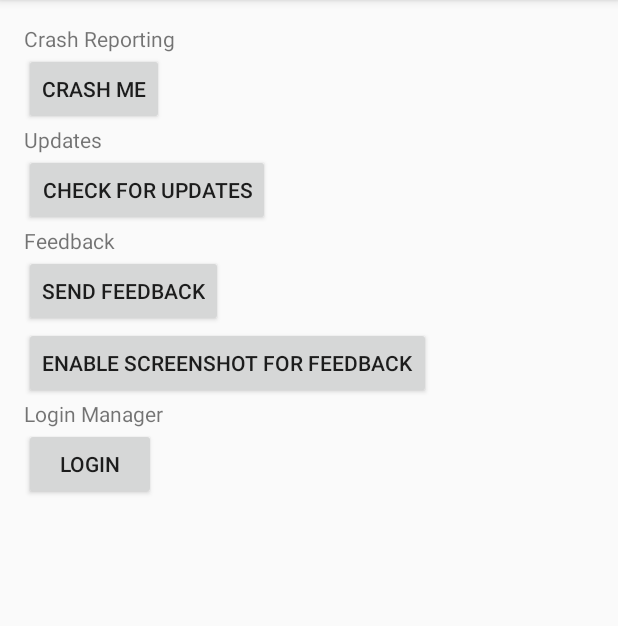
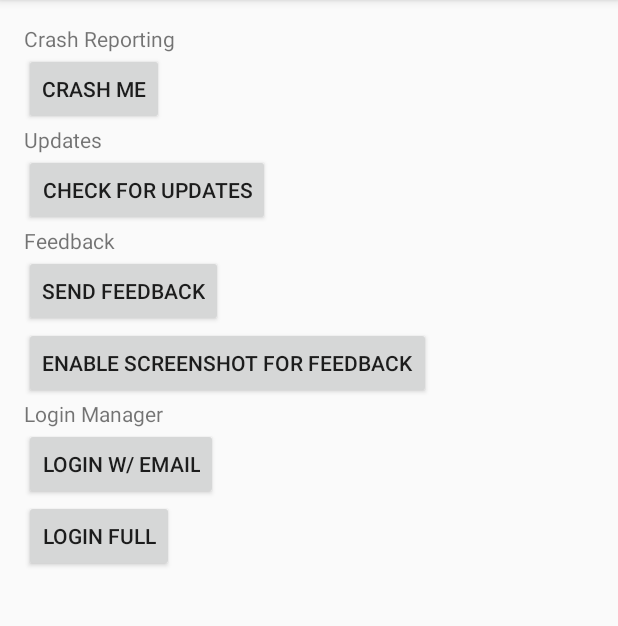
Before and after one commit to bitstadium/HockeySDK-AndroidDemo, an Android app: the screen it shows after launch (MainActivity), on a phone screen of 412 x 824 dp, the part 84-710 px from its top. Run offline under Robolectric (Android 15) with nearby library versions, the phone set to English and light mode, and no system bars; libraries missing offline, so code that uses them is left out: net.hockeyapp.android; 2 statements that could not run were skipped.

Commit message:
Add login modes to main activity

```diff
--- a/build.gradle
+++ b/build.gradle
@@ -10,7 +10,7 @@ android {
         targetSdkVersion 23
         versionCode 1
         versionName "1.0.0"
-        manifestPlaceholders = [HOCKEYAPP_APP_ID: hockeyapp_app_id]
+        manifestPlaceholders = [HOCKEYAPP_APP_ID: hockeyapp_app_id, HOCKEYAPP_APP_SECRET: hockeyapp_app_secret]
     }
     buildTypes {
         release {
--- a/src/main/AndroidManifest.xml
+++ b/src/main/AndroidManifest.xml
@@ -21,6 +21,9 @@
         <meta-data
             android:name="net.hockeyapp.android.appIdentifier"
             android:value="${HOCKEYAPP_APP_ID}" />
+        <meta-data
+            android:name="net.hockeyapp.android.appSecret"
+            android:value="${HOCKEYAPP_APP_SECRET}" />
 
         <activity
             android:name="net.hockeyapp.demo.android.PrivateActivity"
--- a/src/main/java/net/hockeyapp/demo/android/MainActivity.java
+++ b/src/main/java/net/hockeyapp/demo/android/MainActivity.java
@@ -1,12 +1,12 @@
 package net.hockeyapp.demo.android;
 
+import android.content.Intent;
 import android.os.Bundle;
 import android.support.v7.app.AppCompatActivity;
 import android.view.View;
 import android.widget.Button;
-import net.hockeyapp.android.CrashManager;
-import net.hockeyapp.android.FeedbackManager;
-import net.hockeyapp.android.UpdateManager;
+import net.hockeyapp.android.*;
+import net.hockeyapp.android.utils.Util;
 
 import java.util.ArrayList;
 import java.util.List;
@@ -93,6 +93,26 @@ public class MainActivity extends AppCompatActivity {
             }
         });
 
+        // 5. Login, show login dialog then private activity
+
+        Button loginEmailButton = (Button) findViewById(R.id.button_login_email);
+        loginEmailButton.setOnClickListener(new View.OnClickListener() {
+            @Override
+            public void onClick(View v) {
+                Intent privateActivityIntent = new Intent(MainActivity.this, PrivateActivity.class);
+                doLoginCheck(LoginManager.LOGIN_MODE_EMAIL_ONLY, privateActivityIntent);
+            }
+        });
+
+        Button loginFullButton = (Button) findViewById(R.id.button_login_full);
+        loginFullButton.setOnClickListener(new View.OnClickListener() {
+            @Override
+            public void onClick(View v) {
+                Intent privateActivityIntent = new Intent(MainActivity.this, PrivateActivity.class);
+                doLoginCheck(LoginManager.LOGIN_MODE_EMAIL_PASSWORD, privateActivityIntent);
+            }
+        });
+
     }
 
     @Override
@@ -110,4 +130,15 @@ public class MainActivity extends AppCompatActivity {
         UpdateManager.register(this);
     }
 
+    private void doLoginCheck(int loginMode, final Intent onSuccessIntent) {
+        LoginManager.register(this, Util.getAppIdentifier(this), Util.getManifestString(this, "net.hockeyapp.android.appSecret"), loginMode, new LoginManagerListener() {
+            @Override
+            public void onSuccess() {
+                startActivity(onSuccessIntent);
+            }
+        });
+
+        LoginManager.verifyLogin(this, getIntent());
+    }
+
 }
--- a/src/main/res/layout/activity_main.xml
+++ b/src/main/res/layout/activity_main.xml
@@ -63,9 +63,15 @@
     <Button
         android:layout_width="wrap_content"
         android:layout_height="wrap_content"
-        android:id="@+id/button_login"
-        android:text="@string/action_login"
+        android:id="@+id/button_login_email"
+        android:text="@string/action_login_email"
         />
+
+    <Button
+        android:layout_width="wrap_content"
+        android:layout_height="wrap_content"
+        android:id="@+id/button_login_full"
+        android:text="@string/action_login_full" />
 
 
 </LinearLayout>
--- a/src/main/res/values/strings.xml
+++ b/src/main/res/values/strings.xml
@@ -12,7 +12,8 @@
     <string name="action_update">Check for Updates</string>
     <string name="action_feedback">Send Feedback</string>
     <string name="action_feedback_screenshot">Enable Screenshot for Feedback</string>
-    <string name="action_login">Login</string>
+    <string name="action_login_email">Login w/ email</string>
+    <string name="action_login_full">Login full</string>
 
     <!-- Private Activity -->
     <string name="title_activity_private">Private Activity</string>
```
